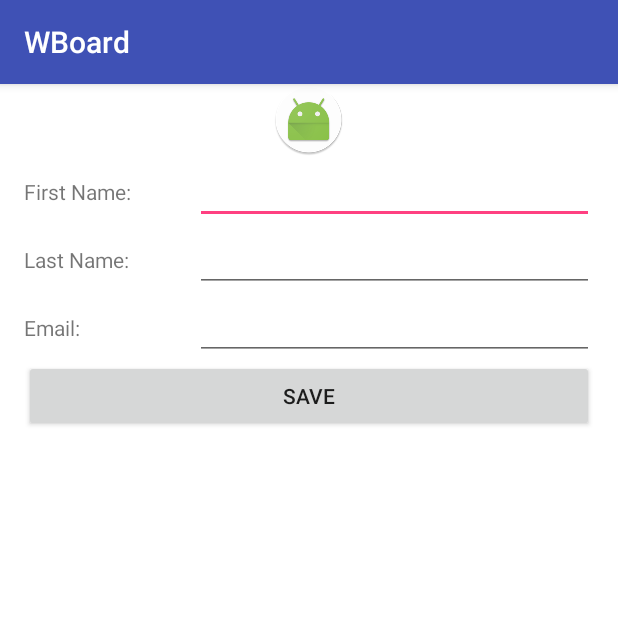
After one commit to SGKhmCs/wBoard-android, an Android app: the UserSettings screen opened directly, with no data from a screen before it, on a phone screen of 412 x 824 dp, the top half of it. The commit adds this screen. Run offline under Robolectric (Android 15) with nearby library versions, the phone set to English and light mode, and no system bars.

Commit message:
add user settings

```diff
--- a/build.gradle
+++ b/build.gradle
@@ -30,9 +30,9 @@ dependencies {
     compile 'com.google.code.gson:gson:2.8.1'
     compile 'com.android.support:appcompat-v7:25.3.1'
     compile 'com.android.support:design:25.3.1'
-    compile 'com.android.support.constraint:constraint-layout:+'
-    testCompile 'junit:junit:4.12'
+    compile 'com.android.support.constraint:constraint-layout:1.0.2'
     compile 'com.squareup.retrofit2:retrofit:2.3.0'
     compile 'com.squareup.retrofit2:converter-gson:2.3.0'
     compile 'com.squareup.retrofit2:converter-scalars:2.3.0'
+    testCompile 'junit:junit:4.12'
 }
--- a/src/main/java/ua/tsisar/wboard/ApiInterface.java
+++ b/src/main/java/ua/tsisar/wboard/ApiInterface.java
@@ -10,7 +10,7 @@ import retrofit2.http.Query;
 
 
 public interface ApiInterface {
-    String URL_BASE = "http://192.168.20.102:8080/api/";
+    String URL_BASE = "http://192.168.38.105:8080/api/";
 
     @Headers({
             "Content-Type: application/json",
@@ -23,6 +23,21 @@ public interface ApiInterface {
     @GET("authenticate")
     Call<String> isAuthenticated(@Header("Authorization") String authorization);
 
+    @Headers({
+            "Content-Type: application/json",
+            "Accept: application/json"
+    })
     @POST("register")
-    Call<String> registerAccount(@Body User user);
+    Call<String> registerAccount(@Body User userEx);
+
+    @Headers("Content-Type: application/json")
+    @GET("account")
+    Call<User> getAccount(@Header("Authorization") String authorization);
+
+    @Headers({
+            "Content-Type: application/json",
+            "Accept: */*"
+    })
+    @POST("account")
+    Call<String> saveAccount(@Header("Authorization") String authorization, @Body User user);
 }
--- a/src/main/java/ua/tsisar/wboard/MainActivity.java
+++ b/src/main/java/ua/tsisar/wboard/MainActivity.java
@@ -1,5 +1,6 @@
 package ua.tsisar.wboard;
 
+import android.content.Intent;
 import android.content.SharedPreferences;
 import android.os.Bundle;
 import android.support.v7.app.AppCompatActivity;
@@ -60,6 +61,10 @@ public class MainActivity extends AppCompatActivity implements AuthorizeDialog.I
                 return true;
             case R.id.menu_sign_out:
                 singOut();
+                return true;
+            case R.id.menu_settings:
+                Intent intent = new Intent(this, UserSettings.class);
+                startActivity(intent);
                 return true;
         }
         return super.onOptionsItemSelected(item);
--- a/src/main/java/ua/tsisar/wboard/RegistrationDialog.java
+++ b/src/main/java/ua/tsisar/wboard/RegistrationDialog.java
@@ -40,7 +40,6 @@ public class RegistrationDialog extends DialogFragment {
         emailEditText = (EditText) view.findViewById(R.id.email_edittext);
         passwordEditText = (EditText) view.findViewById(R.id.password_edittext);
         passwordComfEditText = (EditText) view.findViewById(R.id.password_comf_edittext);
-
 
         AlertDialog.Builder builder = new AlertDialog.Builder(getActivity())
                 .setView(view)
--- a/src/main/java/ua/tsisar/wboard/User.java
+++ b/src/main/java/ua/tsisar/wboard/User.java
@@ -1,8 +1,9 @@
 package ua.tsisar.wboard;
 
-import java.util.List;
 import com.google.gson.annotations.Expose;
 import com.google.gson.annotations.SerializedName;
+
+import java.util.List;
 
 public class User {
 
--- /dev/null
+++ b/src/main/java/ua/tsisar/wboard/UserSettings.java
@@ -0,0 +1,113 @@
+package ua.tsisar.wboard;
+
+import android.app.Activity;
+import android.support.v7.app.AppCompatActivity;
+import android.os.Bundle;
+import android.text.TextUtils;
+import android.util.Log;
+import android.view.View;
+import android.widget.Button;
+import android.widget.EditText;
+import android.widget.TextView;
+
+import retrofit2.Call;
+import retrofit2.Callback;
+import retrofit2.Response;
+
+public class UserSettings extends AppCompatActivity {
+    private User user;
+    private Activity activity = this;
+
+    private EditText firstName;
+    private EditText lastName;
+    private EditText email;
+
+    @Override
+    protected void onCreate(Bundle savedInstanceState) {
+        super.onCreate(savedInstanceState);
+        setContentView(R.layout.activity_user_settings);
+
+        firstName = (EditText) findViewById(R.id.firstName_editText);
+        lastName = (EditText) findViewById(R.id.lastName_editText);
+        email = (EditText) findViewById(R.id.email_user_settings_editText);
+
+        getAccount();
+    }
+
+    private void getAccount(){
+        Call<User> userCall = App.getApi().getAccount(App.getToken().getIdTokenEx());
+        userCall.enqueue(new Callback<User>() {
+            @Override
+            public void onResponse(Call<User> call, Response<User> response) {
+                switch (response.code()){
+                    case 200:
+                        setValue(response.body());
+                        break;
+                    default:
+                        Message.makeText(activity, "Error",
+                                response.message() + ", status code: " + response.code()).show();
+                        break;
+                }
+            }
+
+            @Override
+            public void onFailure(Call<User> call, Throwable throwable) {
+                Message.makeText(activity, "Error", throwable.getMessage()).show();
+            }
+        });
+    }
+
+    public void saveAccount(View view){
+        user.setFirstName(firstName.getText().toString());
+        user.setLastName(lastName.getText().toString());
+
+        if(isValidEmail(email.getText().toString())){
+            user.setEmail(email.getText().toString());
+        }else{
+            Message.makeText(activity, "Error", "Please enter valid email!").show();
+            return;
+        }
+
+        Call<String> stringCall = App.getApi().saveAccount(App.getToken().getIdTokenEx(), user);
+        stringCall.enqueue(new Callback<String>() {
+            @Override
+            public void onResponse(Call<String> call, Response<String> response) {
+                switch (response.code()){
+                    case 200:
+                        Message.makeText(activity, "Saved!",
+                                "Your settings saved.").show();
+                        // Don't finish?
+                        finish();
+                        break;
+                    default:
+                        Message.makeText(activity, "Error",
+                                response.message() + ", status code: " + response.code()).show();
+                        break;
+                }
+            }
+
+            @Override
+            public void onFailure(Call<String> call, Throwable throwable) {
+                Message.makeText(activity, "Error", throwable.getMessage()).show();
+            }
+        });
+    }
+
+    private void setValue(User user){
+        if(user != null){
+            this.user = user;
+
+            firstName.setText(user.getFirstName());
+            lastName.setText(user.getLastName());
+            email.setText(user.getEmail());
+        }
+    }
+
+    private static boolean isValidEmail(String email) {
+        if (TextUtils.isEmpty(email)) {
+            return false;
+        } else {
+            return android.util.Patterns.EMAIL_ADDRESS.matcher(email).matches();
+        }
+    }
+}
--- /dev/null
+++ b/src/main/res/layout/activity_user_settings.xml
@@ -0,0 +1,87 @@
+<?xml version="1.0" encoding="utf-8"?>
+<LinearLayout xmlns:android="http://schemas.android.com/apk/res/android"
+    xmlns:app="http://schemas.android.com/apk/res-auto"
+    android:layout_width="match_parent"
+    android:layout_height="match_parent"
+    android:background="@android:color/background_light"
+    android:orientation="vertical">
+
+    <ImageButton
+        android:id="@+id/imageButton"
+        android:layout_width="match_parent"
+        android:layout_height="wrap_content"
+        android:layout_marginLeft="16dp"
+        android:layout_marginRight="16dp"
+        android:background="@android:color/background_light"
+        app:srcCompat="@mipmap/ic_launcher_round" />
+
+    <LinearLayout
+        android:layout_width="match_parent"
+        android:layout_height="wrap_content"
+        android:layout_marginLeft="16dp"
+        android:layout_marginRight="16dp"
+        android:orientation="horizontal">
+
+        <TextView
+            android:layout_width="0dp"
+            android:layout_height="wrap_content"
+            android:layout_weight="0.3"
+            android:text="First Name:" />
+
+        <EditText
+            android:id="@+id/firstName_editText"
+            android:layout_width="0dp"
+            android:layout_height="wrap_content"
+            android:layout_weight="0.7"/>
+    </LinearLayout>
+
+    <LinearLayout
+        android:layout_width="match_parent"
+        android:layout_height="wrap_content"
+        android:layout_marginLeft="16dp"
+        android:layout_marginRight="16dp"
+        android:orientation="horizontal">
+
+        <TextView
+            android:layout_width="0dp"
+            android:layout_height="wrap_content"
+            android:layout_weight="0.3"
+            android:text="Last Name:" />
+
+        <EditText
+            android:id="@+id/lastName_editText"
+            android:layout_width="0dp"
+            android:layout_height="wrap_content"
+            android:layout_weight="0.7" />
+    </LinearLayout>
+
+    <LinearLayout
+        android:layout_width="match_parent"
+        android:layout_height="wrap_content"
+        android:layout_marginLeft="16dp"
+        android:layout_marginRight="16dp"
+        android:orientation="horizontal">
+
+        <TextView
+            android:layout_width="0dp"
+            android:layout_height="wrap_content"
+            android:layout_weight="0.3"
+            android:text="Email:" />
+
+        <EditText
+            android:id="@+id/email_user_settings_editText"
+            android:layout_width="0dp"
+            android:layout_height="wrap_content"
+            android:layout_weight="0.7"
+            android:inputType="textEmailAddress" />
+    </LinearLayout>
+
+    <Button
+        android:id="@+id/save_button"
+        android:layout_width="match_parent"
+        android:layout_height="wrap_content"
+        android:layout_marginLeft="16dp"
+        android:layout_marginRight="16dp"
+        android:onClick="saveAccount"
+        android:text="Save" />
+</LinearLayout>
--- a/src/main/res/values/colors.xml
+++ b/src/main/res/values/colors.xml
@@ -3,4 +3,6 @@
     <color name="colorPrimary">#3F51B5</color>
     <color name="colorPrimaryDark">#303F9F</color>
     <color name="colorAccent">#FF4081</color>
+
+    <color name="colorWhite">#FFFFFF</color>
 </resources>
```
Also changed, not shown: src/main/AndroidManifest.xml (+5 -4 lines).
